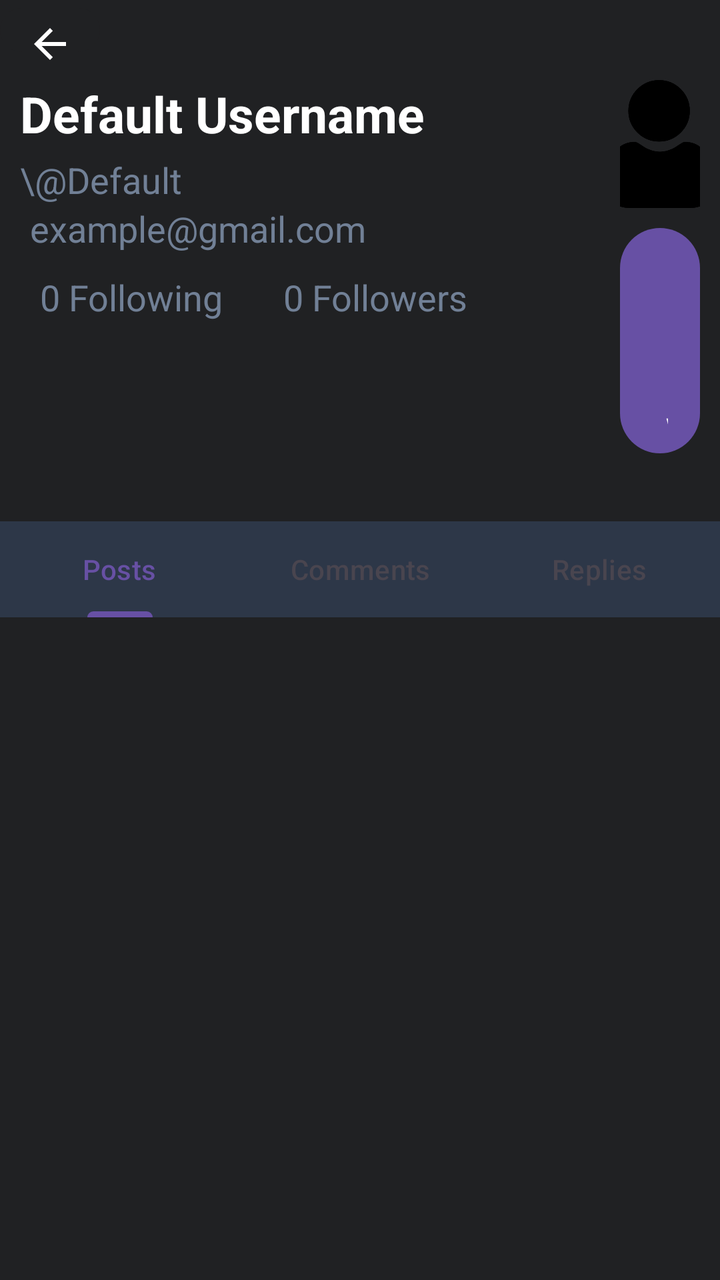
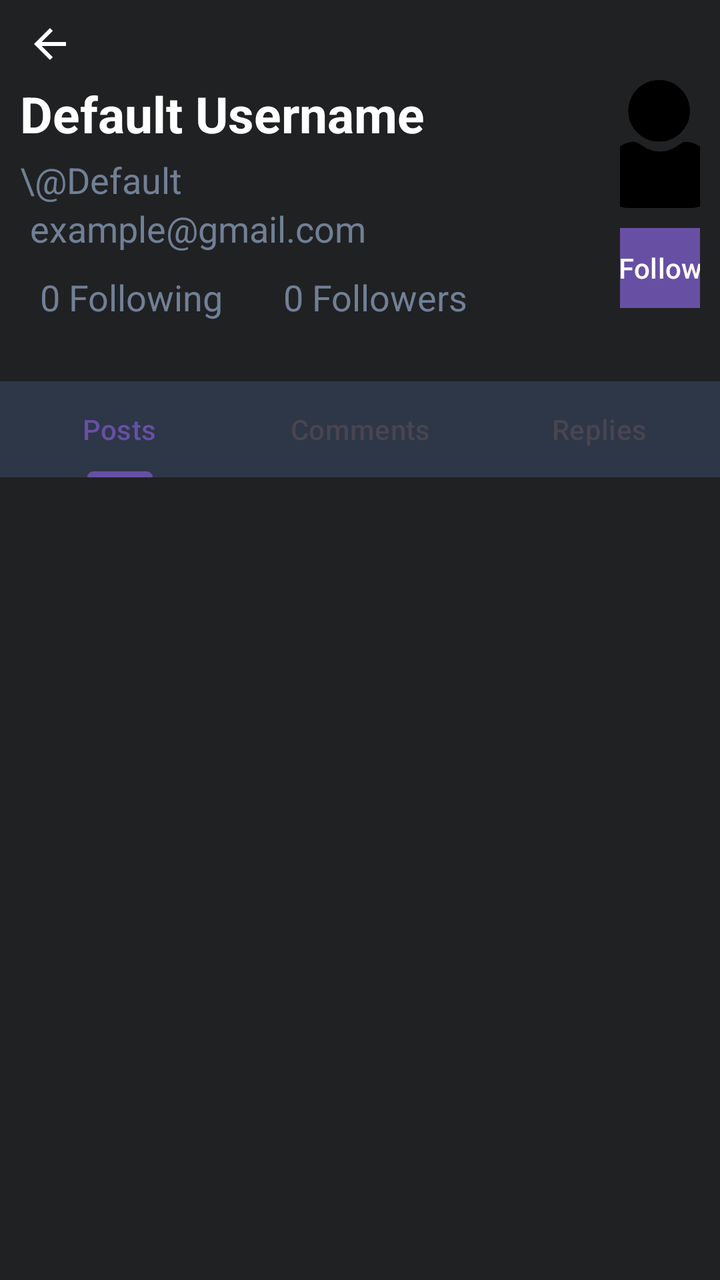

Screens rendered from an Android XML layout before and after an edit, with the pre-edit source and the edit as a unified diff.
<!-- AndroidManifest.xml: application theme Theme.LearnLeague -->
<!-- res/layout/fragment_profile_other.xml -->
<?xml version="1.0" encoding="utf-8"?>
<androidx.constraintlayout.widget.ConstraintLayout xmlns:android="http://schemas.android.com/apk/res/android"
    xmlns:tools="http://schemas.android.com/tools"
    android:layout_width="match_parent"
    android:layout_height="match_parent"
    xmlns:app="http://schemas.android.com/apk/res-auto"
    tools:context=".ProfileMainFragment"
    android:background="@color/very_dark_gray"
    >

    <androidx.appcompat.widget.Toolbar
        app:layout_constraintTop_toTopOf="parent"
        android:id="@+id/toolbar"
        android:layout_width="match_parent"
        android:layout_height="30dp"
        android:background="@color/very_dark_gray"
        app:titleTextColor="@android:color/white"
        app:contentInsetStart="0dp"
        app:contentInsetLeft="0dp"
        >
        <Button
            android:id="@+id/back_button"
            android:layout_width="50dp"
            android:layout_height="wrap_content"
            android:drawableTop="@drawable/ic_arrow_back_white"
            android:backgroundTint="@color/very_dark_gray"
            />
    </androidx.appcompat.widget.Toolbar>

    <LinearLayout xmlns:android="http://schemas.android.com/apk/res/android"
        android:padding="10dp"
        android:orientation="horizontal"
        android:layout_width="match_parent"
        android:layout_height="wrap_content"
        app:layout_constraintTop_toBottomOf="@id/toolbar"
        android:id="@+id/main_info"
        >

        <LinearLayout
            android:layout_width="wrap_content"
            android:layout_height="wrap_content"
            android:orientation="vertical"
            >

            <TextView
                android:id="@+id/username"
                android:layout_width="300dp"
                android:layout_height="wrap_content"
                android:text="Default Username"
                android:textStyle="bold"
                android:textSize="25dp"
                android:layout_gravity="left"
                android:textColor="@color/white"
                android:maxLength="20"
                />

            <TextView
                android:id="@+id/user_id"
                android:text="\@Default"
                android:textSize="18sp"
                android:gravity="left"
                android:layout_marginTop="4dp"
                android:layout_width="300dp"
                android:layout_height="wrap_content"
                android:textColor="@color/middle_gray"/>

            <TextView
                android:id="@+id/email"
                android:layout_width="match_parent"
                android:layout_height="wrap_content"
                android:text="example@gmail.com"
                android:textColor="@color/middle_gray"
                android:textSize="18dp"
                app:layout_constraintTop_toBottomOf="@+id/main_info"
                android:layout_marginStart="5dp"
                android:textColorHint="@color/dark_gray"
                />
            <LinearLayout
                android:id="@+id/follow"
                android:layout_width="match_parent"
                android:layout_height="wrap_content"
                android:layout_marginTop="10dp"
                >
                <TextView
                    android:id="@+id/following"
                    android:layout_width="wrap_content"
                    android:layout_height="wrap_content"
                    android:text="0 Following"
                    android:textSize="18dp"
                    android:textColor="@color/middle_gray"
                    android:layout_marginStart="10dp"
                    android:clickable="true"
                    />
                <TextView
                    android:id="@+id/followers"
                    android:layout_width="wrap_content"
                    android:layout_height="wrap_content"
                    android:text="0 Followers"
                    android:textSize="18dp"
                    android:textColor="@color/middle_gray"
                    android:layout_marginStart="30dp"
                    android:clickable="true"
                    />
            </LinearLayout>
        </LinearLayout>
        <LinearLayout
            android:id="@+id/avatar_and_follow"
            android:layout_width="wrap_content"
            android:layout_height="wrap_content"
            android:orientation="vertical"
            android:gravity="center_horizontal">

            <ImageView
                android:id="@+id/avatar"
                android:contentDescription="Avatar"
                android:layout_width="64dp"
                android:layout_height="64dp"
                android:src="@drawable/default_avatar"
                style="@style/round_shape"/>

            <Button
                android:layout_width="wrap_content"
                android:layout_height="wrap_content"
                android:text="Follow"
                android:layout_marginTop="6dp"/>
        </LinearLayout>

    </LinearLayout>


    <LinearLayout
        android:id="@+id/message"
        android:orientation="vertical"
        android:layout_width="match_parent"
        android:layout_height="0dp"
        app:layout_constraintTop_toBottomOf="@+id/main_info"
        app:layout_constraintBottom_toBottomOf="parent">

        <com.google.android.material.tabs.TabLayout
            android:id="@+id/tabLayout"
            android:layout_width="match_parent"
            android:layout_height="wrap_content"
            android:background="@color/dark_gray"
            android:layout_marginTop="20dp"
            >

            <com.google.android.material.tabs.TabItem
                android:id="@+id/tab_posts"
                android:text="Posts"
                android:layout_width="wrap_content"
                android:layout_height="wrap_content"
                />

            <com.google.android.material.tabs.TabItem
                android:id="@+id/tab_comments"
                android:text="Comments"
                android:layout_width="wrap_content"
                android:layout_height="wrap_content" />

            <com.google.android.material.tabs.TabItem
                android:id="@+id/tab_replies"
                android:text="Replies"
                android:layout_width="wrap_content"
                android:layout_height="wrap_content" />

        </com.google.android.material.tabs.TabLayout>

        <androidx.viewpager2.widget.ViewPager2
            android:id="@+id/viewPager2"
            android:layout_width="match_parent"
            android:layout_height="match_parent"
            app:layout_constraintBottom_toBottomOf="parent"
            app:layout_constraintTop_toBottomOf="@id/tabLayout" />
    </LinearLayout>

    <FrameLayout
        android:id="@+id/profile_container_other"
        android:layout_width="match_parent"
        android:layout_height="match_parent"
        app:layout_constraintTop_toTopOf="parent"
        />



</androidx.constraintlayout.widget.ConstraintLayout>
<!-- resources referenced by this layout -->
<resources>
  <color name="dark_gray">#2d3748</color>
  <color name="middle_gray">#718096</color>
  <color name="very_dark_gray">#202123</color>
  <color name="white">#FFFFFFFF</color>
  <!-- drawable default_avatar: png bitmap (drawable, 11096 bytes) -->
  <!-- drawable ic_arrow_back_white (drawable) -->
  <vector xmlns:android="http://schemas.android.com/apk/res/android" android:autoMirrored="true" android:height="24dp" android:tint="#FFFFFF" android:viewportHeight="24" android:viewportWidth="24" android:width="24dp">
        
      <path android:fillColor="@android:color/white" android:pathData="M20,11H7.83l5.59,-5.59L12,4l-8,8 8,8 1.41,-1.41L7.83,13H20v-2z"/>
      
  </vector>
  <style name="round_shape" parent="">
          <item name="cornerFamily">rounded</item>
          <item name="cornerSize">50%</item>
      </style>
  <style name="Theme.LearnLeague" parent="Base.Theme.LearnLeague" />
  <style name="Base.Theme.LearnLeague" parent="Theme.Material3.DayNight.NoActionBar">
          
          
      </style>
</resources>

<!-- the commit's change to res/layout/fragment_profile_other.xml (unified diff, before → after) -->
@@ -119,7 +119,7 @@
                 style="@style/round_shape"/>
 
             <Button
-                android:layout_width="wrap_content"
+                android:layout_width="100dp"
                 android:layout_height="wrap_content"
                 android:text="Follow"
                 android:layout_marginTop="6dp"/>
